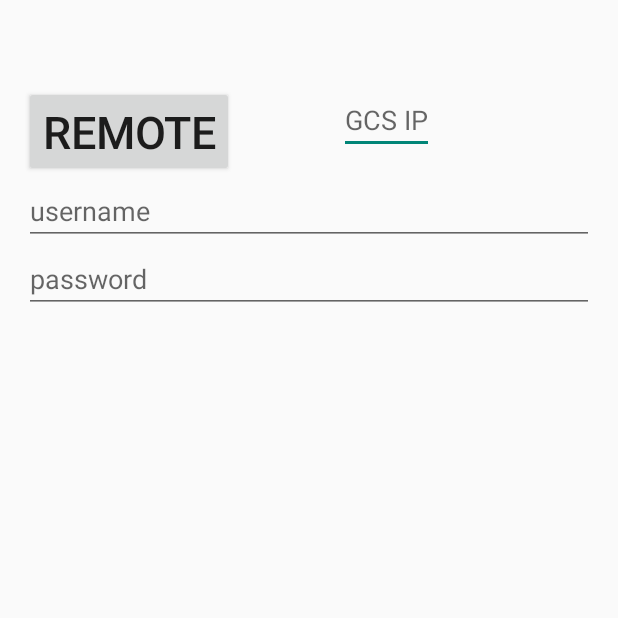
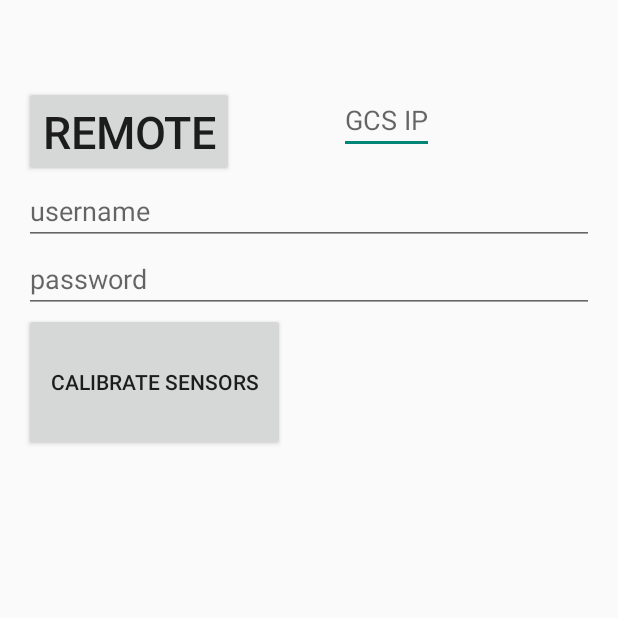
Before and after one commit to oneTimePad/ImagingServer, an Android app: the screen it shows after launch (MainActivity), on a phone screen of 412 x 824 dp, the top half of it. Run offline under Robolectric (Android 15) with nearby library versions, the phone set to English and light mode, and no system bars; libraries missing offline, so code that uses them is left out: com.o3dr.android, com.o3dr.services.

Commit message:
added sensor callibration

```diff
--- a/CameraTrigger/app/src/main/res/layout/activity_main.xml
+++ b/CameraTrigger/app/src/main/res/layout/activity_main.xml
@@ -4,7 +4,8 @@
     android:paddingRight="@dimen/activity_horizontal_margin"
     android:paddingTop="@dimen/activity_vertical_margin"
     android:orientation="vertical"
-    android:paddingBottom="@dimen/activity_vertical_margin" tools:context=".MainActivity">
+    android:paddingBottom="@dimen/activity_vertical_margin" tools:context=".MainActivity"
+    android:weightSum="1">
 
     <FrameLayout xmlns:android="http://schemas.android.com/apk/res/android"
         android:id="@+id/layout"
@@ -70,6 +71,13 @@
         android:id="@+id/password"
         android:hint="password" />
 
+    <Button
+        android:layout_width="174dp"
+        android:layout_height="wrap_content"
+        android:text="Calibrate Sensors"
+        android:id="@+id/calibrate"
+        android:layout_weight="0.08"
+        android:onClick="onCalibrate" />
 
 
 </LinearLayout>
```
Also changed, not shown: CameraTrigger/app/src/main/java/com/o3dr/hellodrone/MainActivity.java (+24 -1 lines), CameraTrigger/app/src/main/java/com/o3dr/hellodrone/SensorTracker.java (+24 -2 lines).
